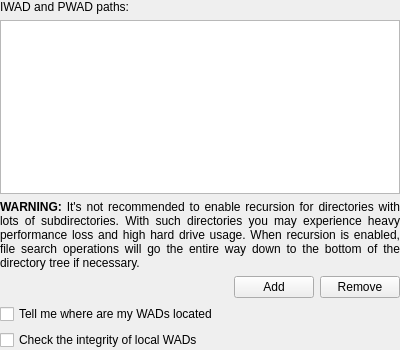
Qt form src/core/gui/configuration/cfgfilepaths.ui (DoomseekerTeam/Doomseeker) before a commit.
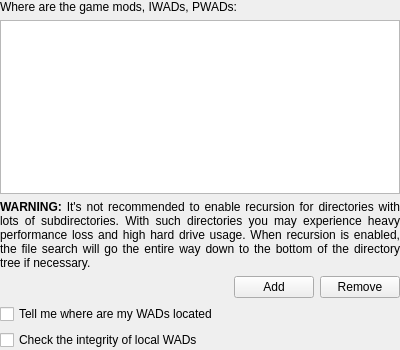
The same form after that commit. Icons and pictures are not drawn. Custom widgets are drawn as their Qt base class.

Patch:
```diff
--- a/src/core/gui/configuration/cfgfilepaths.ui
+++ b/src/core/gui/configuration/cfgfilepaths.ui
@@ -26,7 +26,7 @@
    <item>
     <widget class="QLabel" name="label">
      <property name="text">
-      <string>IWAD and PWAD paths:</string>
+      <string>Where are the game mods, IWADs, PWADs:</string>
      </property>
     </widget>
    </item>
@@ -61,7 +61,7 @@
    <item>
     <widget class="QLabel" name="label_2">
      <property name="text">
-      <string>&lt;html&gt;&lt;head/&gt;&lt;body&gt;&lt;p align=&quot;justify&quot;&gt;&lt;span style=&quot; font-weight:600;&quot;&gt;WARNING: &lt;/span&gt;It's not recommended to enable recursion for directories with lots of subdirectories. With such directories you may experience heavy performance loss and high hard drive usage. When recursion is enabled, file search operations will go the entire way down to the bottom of the directory tree if necessary.&lt;/p&gt;&lt;/body&gt;&lt;/html&gt;</string>
+      <string>&lt;html&gt;&lt;head/&gt;&lt;body&gt;&lt;p align=&quot;justify&quot;&gt;&lt;span style=&quot; font-weight:600;&quot;&gt;WARNING: &lt;/span&gt;It's not recommended to enable recursion for directories with lots of subdirectories. With such directories you may experience heavy performance loss and high hard drive usage. When recursion is enabled, the file search will go the entire way down to the bottom of the directory tree if necessary.&lt;/p&gt;&lt;/body&gt;&lt;/html&gt;</string>
      </property>
      <property name="wordWrap">
       <bool>true</bool>
```
Left out of the diff: 21 changed lines with no effect on the pictures.
